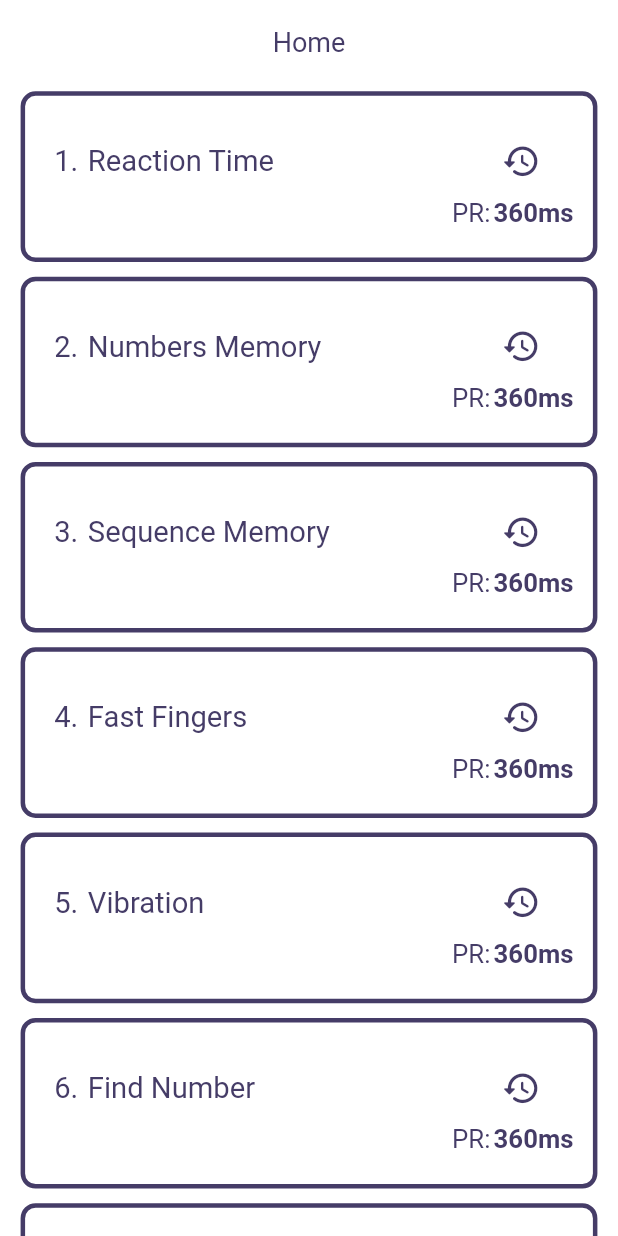
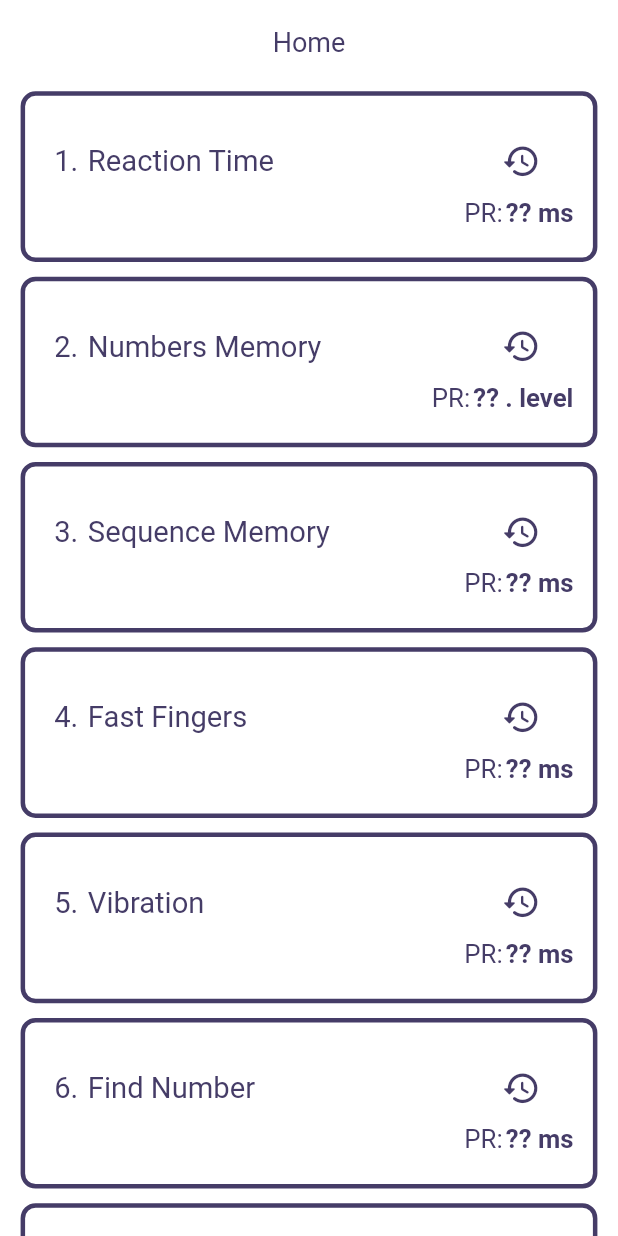
Before and after one commit to Burak-Baylan/human_benchmark_flutter_v2, a Flutter app: the screen it shows after launch, on a phone screen of 412 x 824 dp. Run offline on Flutter 3.47's test engine with Material 2 defaults, Android fonts, the phone set to English and light mode, and no system bars; our stand-ins replace flutter_mobx, flutter_screenutil, get, get_it, google_mobile_ads, hive_flutter and 4 more; accounts and stored records are empty; generated files the repository leaves out were written again; Roboto replaces fonts that are missing (GemunuLibre).

Commit message:
update: game widget pr text updated

```diff
--- a/lib/main.dart
+++ b/lib/main.dart
@@ -2,11 +2,9 @@ import 'package:flutter/material.dart';
 import 'package:flutter_screenutil/flutter_screenutil.dart';
 import 'package:get/get.dart';
 import 'helpers/colors.dart';
-import 'helpers/setup_app.dart';
 import 'pages/home/home_page.dart';
 
 void main() {
-  SetupApp.setup();
   runApp(MyApp());
 }
 
--- a/lib/pages/home/widgets/game_widget.dart
+++ b/lib/pages/home/widgets/game_widget.dart
@@ -1,6 +1,7 @@
 import 'package:flutter/material.dart';
 import 'package:flutter_screenutil/flutter_screenutil.dart';
 import 'package:get/get.dart';
+import 'package:human_benchmark_flutter_v2/core/hive/hive_manager.dart';
 import '../../../helpers/colors.dart';
 import '../../../widgets/text/less_futured_text.dart';
 import '../../history_page/view/history_view.dart';
@@ -101,11 +102,24 @@ class GamesWidget extends StatelessWidget {
                       fontWeight: FontWeight.w400,
                       fontSize: 15.sp,
                     ),
-                    LessText.lessFuturedText(
-                      text: '360ms',
-                      color: MyColors.secondaryColor,
-                      fontWeight: FontWeight.w600,
-                      fontSize: 15.sp,
+                    FutureBuilder<String>(
+                      future: getHighScore,
+                      builder: (context, snapshot) {
+                        if (snapshot.hasData) {
+                          return LessText.lessFuturedText(
+                            text: '${snapshot.data} ${model.highScoreDesc}',
+                            color: MyColors.secondaryColor,
+                            fontWeight: FontWeight.w600,
+                            fontSize: 15.sp,
+                          );
+                        }
+                        return LessText.lessFuturedText(
+                          text: '??',
+                          color: MyColors.secondaryColor,
+                          fontWeight: FontWeight.w600,
+                          fontSize: 15.sp,
+                        );
+                      },
                     ),
                   ],
                 ),
@@ -116,4 +130,12 @@ class GamesWidget extends StatelessWidget {
       ),
     );
   }
+
+  Future<String> get getHighScore async {
+    var highScore = await HiveManager.getData<int?>(
+      model.highScoreBoxName,
+      'high_score',
+    );
+    return highScore == null ? '??' : highScore.toString();
+  }
 }
```
